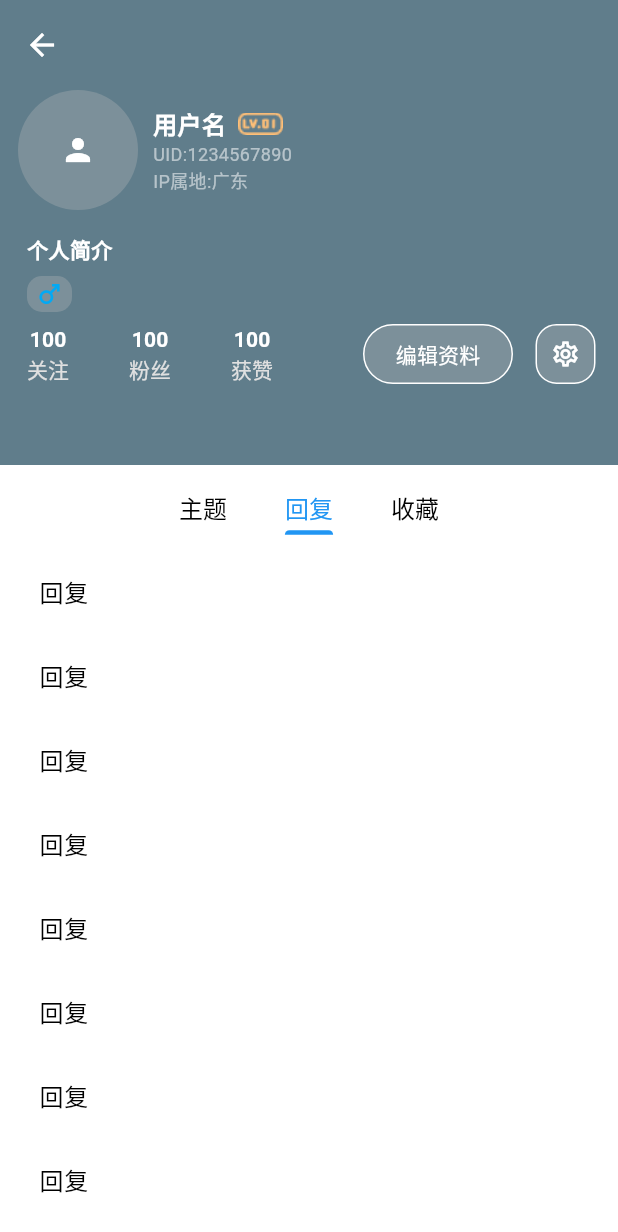
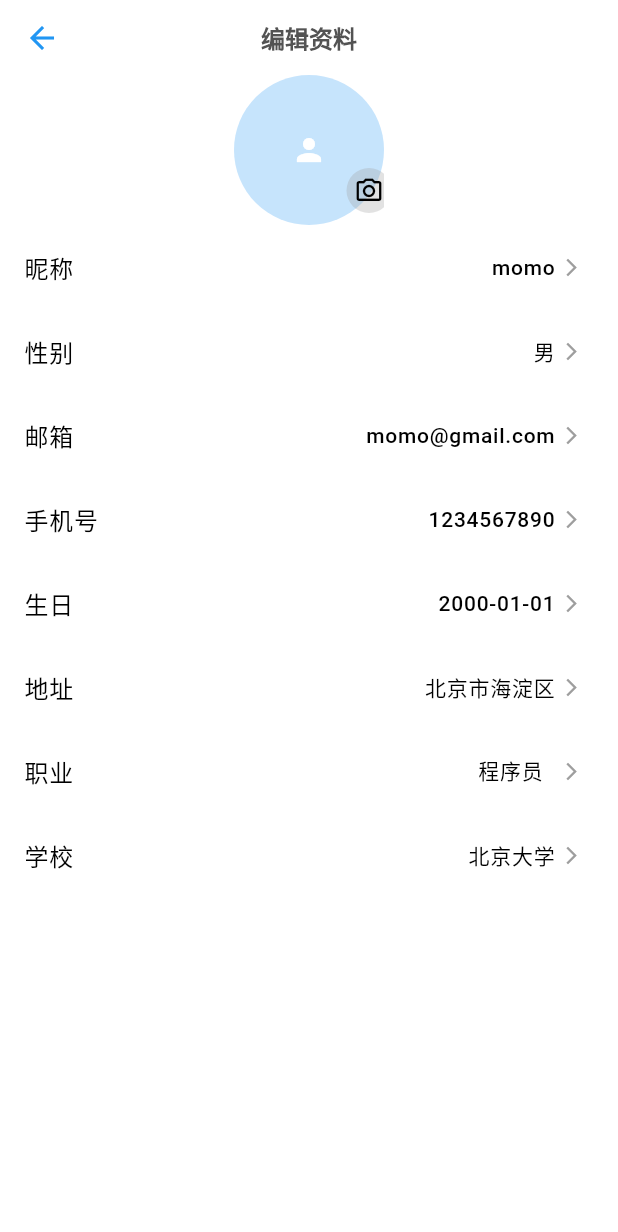
Before and after one commit to sudafin/xingxing_forum_app, a Flutter app: the ProfilePage screen opened by its route, tab 2 chosen, after a tap on "编辑资料", on a phone screen of 412 x 824 dp. Shown: the top 1232 px of the screen. Run offline on Flutter 3.47's test engine with Material 3 defaults, Android fonts, the phone set to English and light mode, and no system bars; our stand-ins replace emoji_picker_flutter, event_bus, fluttertoast, font_awesome_flutter, image_picker, logger and 2 more; missing offline and left inert: android_intent_plus, clipboard, video_compress; network calls fail; Roboto replaces fonts that are missing (PingFangSC-Regular).

Commit message:
feat(profile): 添加编辑资料功能并调整页面样式
- 在 ProfileBuildHeader 中添加编辑资料按钮的跳转逻辑
- 调整主页标题栏字体大小
- 新增 ProfileEdit 页面并添加到路由映射中

```diff
--- /dev/null
+++ b/lib/enum/edit_type_enum.dart
@@ -0,0 +1,24 @@
+// 编辑类型枚举
+enum EditType implements Comparable<EditType> {
+  name(category: 0, typeName: "昵称"),
+  gender(category: 1, typeName: "性别"),
+  email(category: 2, typeName: "邮箱"),
+  phone(category: 3, typeName: "手机号"),
+  birthday(category: 4, typeName: "生日"),
+  address(category: 5, typeName: "地址"),
+  job(category: 6, typeName: "职业"),
+  school(category: 7, typeName: "学校");
+
+  const EditType({required this.category,required this.typeName});
+  final int category;
+  final String typeName;
+
+  get editType => this;
+  String get editTypeName => typeName;
+
+  @override
+  int compareTo(EditType other) {
+    return category.compareTo(other.category);
+  }
+
+}
--- a/lib/main.dart
+++ b/lib/main.dart
@@ -49,7 +49,7 @@ class _MyAppState extends State<MyApp> {
             color: context.watch<StoreViewModel>().theme == Brightness.light
                 ? Color.fromARGB(243, 74, 74, 74)
                 : Color(0xFFFFFFFF),
-            fontSize: 20,
+            fontSize: 16,
             fontWeight: FontWeight.bold,
           ),
           centerTitle: true,
--- a/lib/pages/profile/profile_build_header.dart
+++ b/lib/pages/profile/profile_build_header.dart
@@ -165,7 +165,7 @@ class _ProfileBuildHeaderState extends State<ProfileBuildHeader> {
         ),
         child: TextButton(
           onPressed: () {
-            //TODO:编辑资料跳转
+            Navigator.pushNamed(context, '/profile_edit');
           },
           child: Text('编辑资料',style: TextStyle(fontSize: 14,color: Colors.white),),
         ),
@@ -182,7 +182,7 @@ class _ProfileBuildHeaderState extends State<ProfileBuildHeader> {
           child: Center(
             child: IconButton(
               onPressed: () {
-                //TODO:私信跳转
+                Navigator.pushNamed(context, '/settings');
               },
               icon: Icon(Icons.settings_outlined,color: Colors.white,size: 20,),
               padding: EdgeInsets.zero,
--- /dev/null
+++ b/lib/pages/profile/profile_edit_detail.dart
@@ -0,0 +1,21 @@
+import 'package:flutter/material.dart';
+import '../../enum/edit_type_enum.dart';
+
+class ProfileEditDetail extends StatefulWidget {
+  final EditType editType;
+  const ProfileEditDetail({super.key, required this.editType});
+
+  @override
+  State<ProfileEditDetail> createState() => _ProfileEditDetailState();
+}
+
+class _ProfileEditDetailState extends State<ProfileEditDetail> {
+  @override
+  Widget build(BuildContext context) {
+    return Scaffold(
+      appBar: AppBar(
+        title: Text(widget.editType.editTypeName),
+      ),
+    );
+  }
+}
--- /dev/null
+++ b/lib/pages/profile/profile_edit_page.dart
@@ -0,0 +1,238 @@
+import 'package:flutter/material.dart';
+import '../../enum/edit_type_enum.dart';
+import 'profile_edit_detail.dart';
+
+class ProfileEdit extends StatefulWidget {
+  const ProfileEdit({super.key});
+
+  @override
+  State<ProfileEdit> createState() => _ProfileEditState();
+}
+
+class _ProfileEditState extends State<ProfileEdit> {
+  @override
+  Widget build(BuildContext context) {
+    return Scaffold(
+      appBar: AppBar(
+        title: Text(
+          '编辑资料',
+        ),
+        toolbarHeight: 50,
+      ),
+      body: SingleChildScrollView(
+        child: _buildBody(),
+      ),
+    );
+  }
+
+  Widget _buildBody() {
+    return Column(
+      children: [
+        Center(
+          child: Stack(
+            children: [
+              InkWell(
+                onTap: () {
+                  print('点击头像');
+                },
+                child: CircleAvatar(
+                  backgroundColor: Colors.blue[400]!.withOpacity(0.3),
+                  radius: 50,
+                  child: Icon(
+                    Icons.person,
+                    color: Colors.white,
+                  ),
+                ),
+              ),
+              Positioned(
+                right: -5,
+                bottom: 8,
+                child: CircleAvatar(
+                  backgroundColor: Colors.grey[500]!.withOpacity(0.3),
+                  radius: 15,
+                  child: Icon(Icons.camera_alt_outlined, color: Colors.black,size: 20,),
+                ),
+              ),
+            ],
+          ),
+        ),
+        ListTile(
+          onTap: () {
+            Navigator.push(context, MaterialPageRoute(builder: (context) => ProfileEditDetail(editType: EditType.name)));
+          },
+          title: Text('昵称'),
+          trailing: Row(
+            mainAxisSize: MainAxisSize.min,
+            mainAxisAlignment: MainAxisAlignment.end,
+            children: [
+              Text(
+                'momo',
+                style: TextStyle(fontSize: 14),
+              ),
+              SizedBox(width: 4),
+              Icon(
+                Icons.arrow_forward_ios,
+                size: 14,
+                color: Colors.grey,
+              ),
+            ],
+          ),
+        ),
+        ListTile(
+          onTap: () {
+            Navigator.push(context, MaterialPageRoute(builder: (context) => ProfileEditDetail(editType: EditType.gender)));
+          },
+          title: Text('性别'),
+          trailing: Row(
+            mainAxisSize: MainAxisSize.min,
+            mainAxisAlignment: MainAxisAlignment.end,
+            children: [
+              Text(
+                '男',
+                style: TextStyle(fontSize: 14),
+              ),
+              SizedBox(width: 4),
+              Icon(
+                Icons.arrow_forward_ios,
+                size: 14,
+                color: Colors.grey,
+              ),
+            ],
+          ),
+        ),
+        ListTile(
+          onTap: () {
+            Navigator.push(context, MaterialPageRoute(builder: (context) => ProfileEditDetail(editType: EditType.email)));
+          },
+          title: Text('邮箱'),
+          trailing: Row(
+            mainAxisSize: MainAxisSize.min,
+            mainAxisAlignment: MainAxisAlignment.end,
+            children: [
+              Text(
+                'momo@gmail.com',
+                style: TextStyle(fontSize: 14),
+              ),
+              SizedBox(width: 4),
+              Icon(
+                Icons.arrow_forward_ios,
+                size: 14,
+                color: Colors.grey,
+              ),
+            ],
+          ),
+        ),
+        ListTile(
+          onTap: () {
+            Navigator.push(context, MaterialPageRoute(builder: (context) => ProfileEditDetail(editType: EditType.phone)));
+          },
+          title: Text('手机号'),
+          trailing: Row(
+            mainAxisSize: MainAxisSize.min,
+            mainAxisAlignment: MainAxisAlignment.end,
+            children: [
+              Text(
+                '1234567890',
+                style: TextStyle(fontSize: 14),
+              ),
+              SizedBox(width: 4),
+              Icon(
+                Icons.arrow_forward_ios,
+                size: 14,
+                color: Colors.grey,
+              ),
+            ],
+          ),
+        ),
+        ListTile(
+          onTap: () {
+            Navigator.push(context, MaterialPageRoute(builder: (context) => ProfileEditDetail(editType: EditType.birthday)));
+          },
+          title: Text('生日'),
+          trailing: Row(
+            mainAxisSize: MainAxisSize.min,
+            mainAxisAlignment: MainAxisAlignment.end,
+            children: [
+              Text(
+                '2000-01-01',
+                style: TextStyle(fontSize: 14),
+              ),
+              SizedBox(width: 4),
+              Icon(
+                Icons.arrow_forward_ios,
+                size: 14,
+                color: Colors.grey,
+              ),
+            ],
+          ),
+        ),
+        ListTile(
+          onTap: () {
+            Navigator.push(context, MaterialPageRoute(builder: (context) => ProfileEditDetail(editType: EditType.address)));
+          },
+          title: Text('地址'),
+          trailing: Row(
+            mainAxisSize: MainAxisSize.min,
+            mainAxisAlignment: MainAxisAlignment.end,
+            children: [
+              Text(
+                '北京市海淀区',
+                style: TextStyle(fontSize: 14),
+              ),
+              SizedBox(width: 4),
+              Icon(
+                Icons.arrow_forward_ios,
+                size: 14,
+                color: Colors.grey,
+              ),
+            ],
+          ),
+        ),
+        ListTile(
+          onTap: () {
+            Navigator.push(context, MaterialPageRoute(builder: (context) => ProfileEditDetail(editType: EditType.job)));
+          },
+          title: Text('职业'),
+          trailing: Row(
+            mainAxisSize: MainAxisSize.min,
+            mainAxisAlignment: MainAxisAlignment.end,
+            children: [
+              Text(
+                '程序员  ',
+                style: TextStyle(fontSize: 14),
+              ),
+              SizedBox(width: 4),
+              Icon(
+                Icons.arrow_forward_ios,
+                size: 14,
+                color: Colors.grey,
+              ),
+            ],
+          ),
+        ),
+        ListTile(
+          onTap: () {
+            Navigator.push(context, MaterialPageRoute(builder: (context) => ProfileEditDetail(editType: EditType.school)));
+          },
+          title: Text('学校'),
+          trailing: Row(
+            mainAxisSize: MainAxisSize.min,
+            mainAxisAlignment: MainAxisAlignment.end,
+            children: [
+              Text(
+                '北京大学',
+                style: TextStyle(fontSize: 14),
+              ),
+              SizedBox(width: 4),
+              Icon(
+                Icons.arrow_forward_ios,
+                size: 14,
+                color: Colors.grey,
+              ),
+            ],
+          ),
+        ),
+      ],
+    );
+  }
+}
--- a/lib/router/router.dart
+++ b/lib/router/router.dart
@@ -18,6 +18,7 @@ import '../pages/message/comment_notified.dart';
 import '../pages/screen/splash_screen.dart';
 import '../widgets/post_page/post_page.dart';
 import '../widgets/post_detail_page.dart';
+import '../pages/profile/profile_edit_page.dart';
 
 class RouterConstant{
   static final Map<String,WidgetBuilder> routerConstantMap = {
@@ -40,6 +41,6 @@ class RouterConstant{
   '/follow_notified':(context) => const FollowNotifiedPage(),
   '/favorite_notified':(context) => const FavoriteNotifiedPage(),
   '/comment_notified':(context) => const CommentNotifiedPage(),
-
+  '/profile_edit':(context) => const ProfileEdit(),
   };
 }
```
